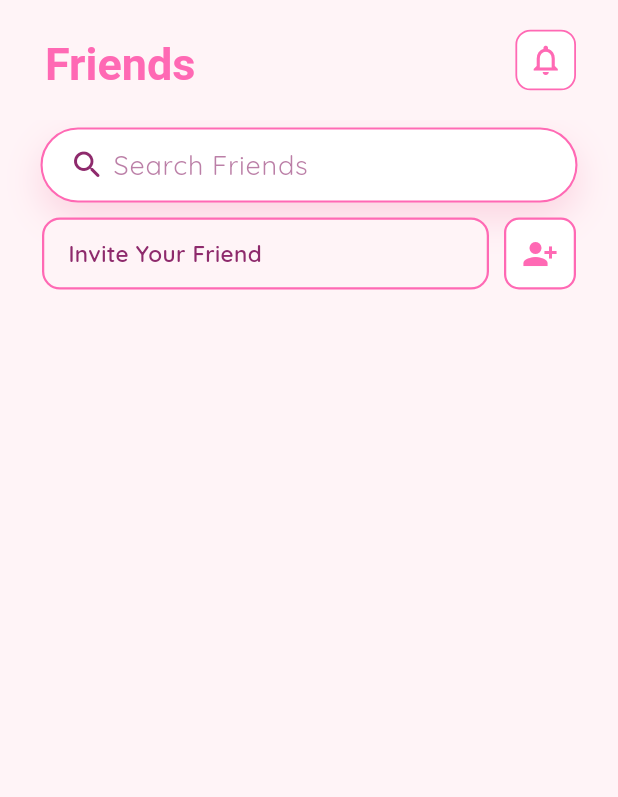
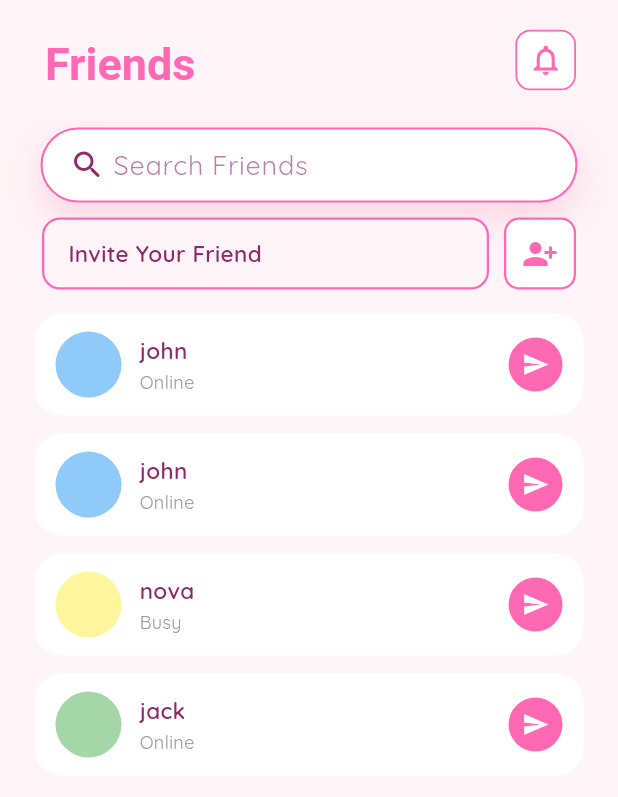
Before and after one commit to ayeshashehzad299/Glitzy, a Flutter app: the FriendsScreen screen opened directly, on a phone screen of 412 x 824 dp. Shown: the top 797 px of the screen. Run offline on Flutter 3.47's test engine with Material 3 defaults, Android fonts, the phone set to English and light mode, and no system bars; our stand-ins replace cloud_firestore, firebase_auth, firebase_core, google_fonts, google_sign_in, image_picker and 1 more; accounts and stored records are empty; Roboto replaces fonts that are missing (Chilanka).

Commit message:
implement friends tile widget in friends screen

```diff
--- a/lib/screens/friends/friends_screen.dart
+++ b/lib/screens/friends/friends_screen.dart
@@ -1,3 +1,4 @@
+import 'package:chatt_app/widgets/friends_tile.dart';
 import 'package:chatt_app/widgets/invite_friends.dart';
 import 'package:chatt_app/widgets/search_bar.dart';
 import 'package:flutter/material.dart';
@@ -87,6 +88,40 @@ class _FriendsScreenState extends State<FriendsScreen> {
               padding: const EdgeInsets.symmetric(horizontal: 25, vertical: 10),
               child: InviteFriendsButton(label: 'Invite Your Friend'),
             ),
+            Expanded(
+              child: ListView(
+                children: [
+                  FriendTile(
+                    name: 'john',
+                    status: 'Online',
+                    avatarColor: Colors.blue[200]!,
+                    actionIcon: Icons.send,
+                    onActionTap: () {},
+                  ),
+                  FriendTile(
+                    name: 'john',
+                    status: 'Online',
+                    avatarColor: Colors.blue[200]!,
+                    actionIcon: Icons.send,
+                    onActionTap: () {},
+                  ),
+                  FriendTile(
+                    name: 'nova',
+                    status: 'Busy',
+                    avatarColor: Colors.yellow[200]!,
+                    actionIcon: Icons.send,
+                    onActionTap: () {},
+                  ),
+                  FriendTile(
+                    name: 'jack',
+                    status: 'Online',
+                    avatarColor: Colors.green[200]!,
+                    actionIcon: Icons.send,
+                    onActionTap: () {},
+                  ),
+                ],
+              ),
+            ),
           ],
         ),
       ),
```
